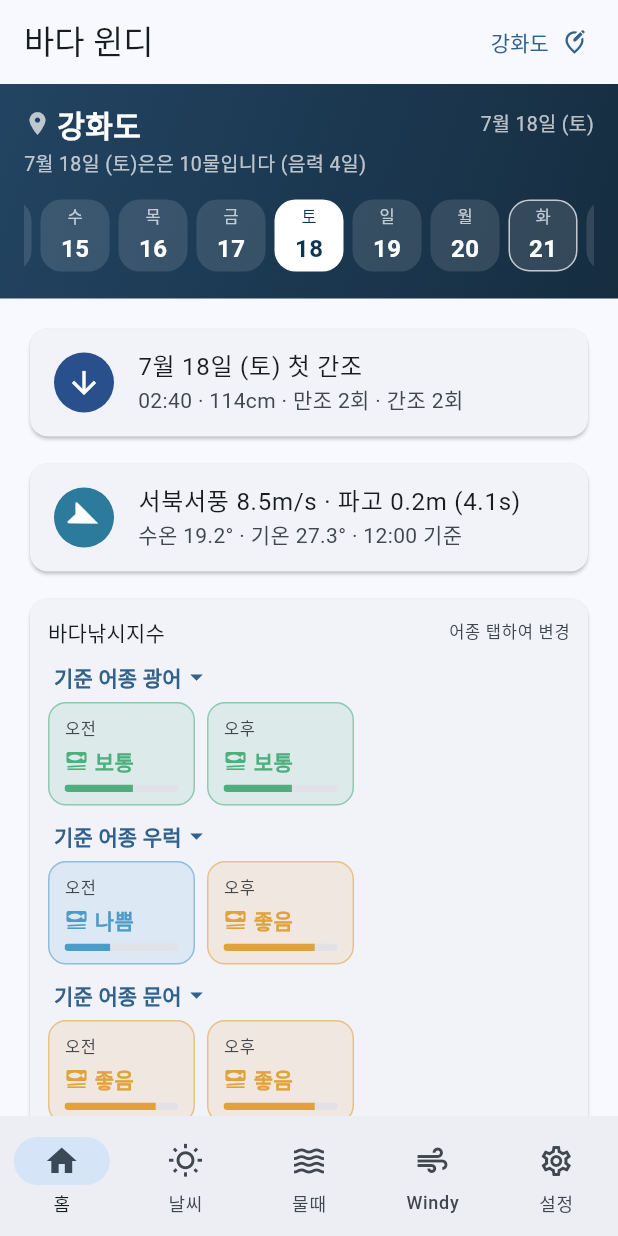
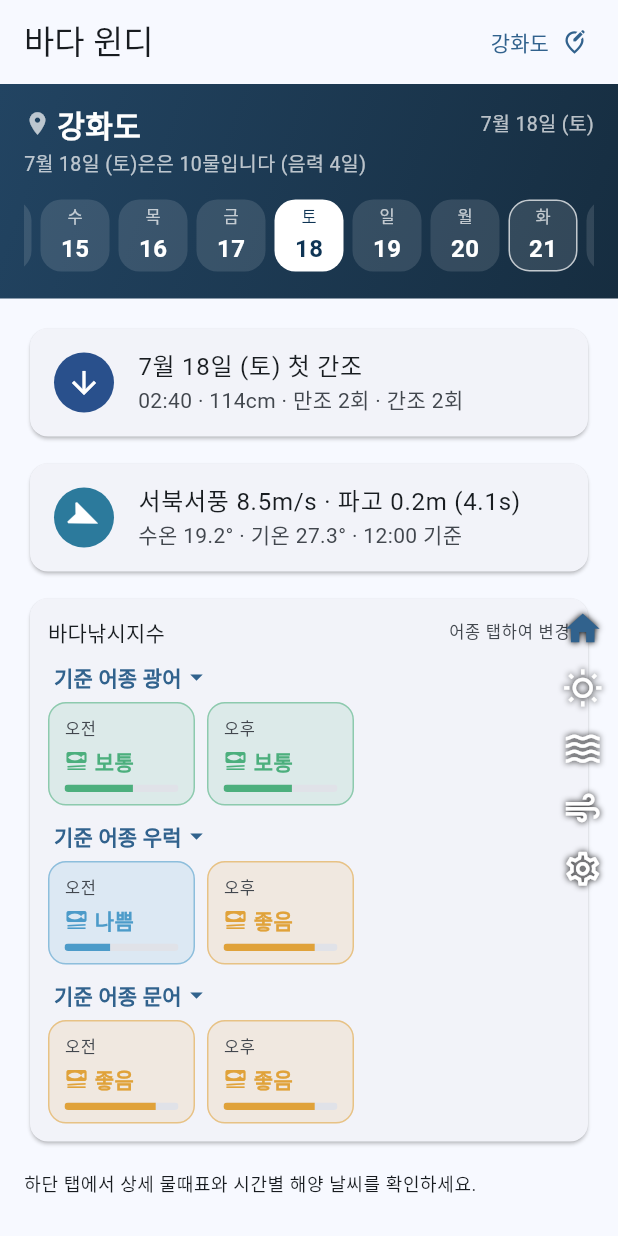
Before and after one commit to bisan74-lab/BadaMobile, a Flutter app: the screen it shows after launch, after a tap on an icon or button, on a phone screen of 412 x 824 dp. Run offline on Flutter 3.47's test engine with Material 3 defaults, Android fonts, the phone set to English and light mode, and no system bars; our stand-ins replace flutter_riverpod, geolocator, shared_preferences; network calls fail.

Commit message:
Windy 탭 몰입형 UI로 재구성 — 흰 박스 제거·투명 컨트롤·아이콘 내비게이션
지도를 전체 화면으로 채우고 컨트롤을 지도 위에 투명하게 띄운다(윈디식):
- 상단 "Windy(윈디)" 앱바 완전 제거(지도 풀블리드).
- 커서 바(바람·상세 예보): 흰 박스 없이 흰 글씨(그림자) + X(닫기) 버튼.
- 상세 예보 표: 흰 배경 대신 어두운 반투명 스크림 + 흰 텍스트 테마(색칠 셀은
  그대로). 기존 X로 닫는다.
- 하단 날짜·시간 바: 흰 박스 대신 아래로 어두워지는 투명 스크림, 흰 슬라이더.
  슬라이더로 시각을 옮기면 지도 바람이 그 시각으로 바뀐다.
- 하단 라벨 내비게이션 바(흰 박스) 제거 → 오른쪽에 아이콘만 세로 배치(app.dart
  _NavRail). 선택 탭은 강조색, 나머지는 흰색+그림자.
- 파티클 개수 ×1.5(920→1380), 이동 속도 ×0.8(0.144), 잔상 ×0.8(길이 13~67).
- 위젯 테스트를 아이콘 내비게이션 기준으로 갱신.

Co-Authored-By: Claude Opus 4.8 <noreply@anthropic.com>
Claude-Session: https://claude.ai/code/session_01UwJAvLga6vHoPoML5Ts7qP

```diff
--- a/lib/app/app.dart
+++ b/lib/app/app.dart
@@ -88,7 +88,11 @@ class _AppShellState extends ConsumerState<AppShell> {
   @override
   Widget build(BuildContext context) {
     return Scaffold(
-      body: IndexedStack(
+      // 하단 내비게이션 바(흰 박스)를 없애고, 오른쪽에 아이콘만 세로로 띄운다
+      // (윈디식 몰입형). 지도가 화면 전체를 채우도록 body 위에 겹쳐 그린다.
+      body: Stack(
+        children: [
+          IndexedStack(
             index: _index,
             // 화면 밖 탭(특히 애니메이션이 있는 Windy 탭)의 Ticker를 꺼서
             // 불필요한 리빌드와 배터리 소모, pumpAndSettle 무한대기를 막는다.
@@ -97,37 +101,61 @@ class _AppShellState extends ConsumerState<AppShell> {
                 TickerMode(enabled: i == _index, child: _screens[i]),
             ],
           ),
-      bottomNavigationBar: NavigationBar(
-        selectedIndex: _index,
-        onDestinationSelected: (i) => setState(() => _index = i),
-        destinations: const [
-          NavigationDestination(
-            icon: Icon(Icons.home_outlined),
-            selectedIcon: Icon(Icons.home),
-            label: '홈',
+          // 오른쪽 아이콘 세로 내비게이션(박스 없이 아이콘만). 상단 커서 바·하단
+          // 시간 바와 겹치지 않게 오른쪽 중앙보다 살짝 아래에 둔다.
+          Align(
+            alignment: const Alignment(1.0, 0.28),
+            child: SafeArea(
+              child: Padding(
+                padding: const EdgeInsets.only(right: 2),
+                child: _NavRail(
+                  index: _index,
+                  onSelect: (i) => setState(() => _index = i),
                 ),
-          NavigationDestination(
-            icon: Icon(Icons.wb_sunny_outlined),
-            selectedIcon: Icon(Icons.wb_sunny),
-            label: '날씨',
               ),
-          NavigationDestination(
-            icon: Icon(Icons.waves_outlined),
-            selectedIcon: Icon(Icons.waves),
-            label: '물때',
             ),
-          NavigationDestination(
-            icon: Icon(Icons.air_outlined),
-            selectedIcon: Icon(Icons.air),
-            label: 'Windy',
-          ),
-          NavigationDestination(
-            icon: Icon(Icons.settings_outlined),
-            selectedIcon: Icon(Icons.settings),
-            label: '설정',
           ),
         ],
       ),
     );
   }
 }
+
+/// 오른쪽에 세로로 뜨는 아이콘 전용 내비게이션(박스·라벨 없이 아이콘만).
+/// 선택된 탭은 강조색, 나머지는 흰색+그림자로 어떤 배경 위에서도 보이게 한다.
+class _NavRail extends StatelessWidget {
+  const _NavRail({required this.index, required this.onSelect});
+
+  final int index;
+  final ValueChanged<int> onSelect;
+
+  static const _icons = <(IconData, IconData)>[
+    (Icons.home_outlined, Icons.home),
+    (Icons.wb_sunny_outlined, Icons.wb_sunny),
+    (Icons.waves_outlined, Icons.waves),
+    (Icons.air_outlined, Icons.air),
+    (Icons.settings_outlined, Icons.settings),
+  ];
+
+  @override
+  Widget build(BuildContext context) {
+    final primary = Theme.of(context).colorScheme.primary;
+    const shadow = [Shadow(color: Colors.black, blurRadius: 5)];
+    return Column(
+      mainAxisSize: MainAxisSize.min,
+      children: [
+        for (var i = 0; i < _icons.length; i++)
+          IconButton(
+            onPressed: () => onSelect(i),
+            iconSize: 27,
+            visualDensity: VisualDensity.compact,
+            icon: Icon(
+              i == index ? _icons[i].$2 : _icons[i].$1,
+              color: i == index ? primary : Colors.white,
+              shadows: shadow,
+            ),
+          ),
+      ],
+    );
+  }
+}
--- a/lib/features/settings/app_info.dart
+++ b/lib/features/settings/app_info.dart
@@ -4,7 +4,7 @@ class AppInfo {
   const AppInfo._();
 
   static const appName = '바다 윈디';
-  static const appVersion = '0.1.32';
+  static const appVersion = '0.1.33';
   static const releaseDate = '2026-07-21';
 
   /// 오류신고 및 사업제휴 문의 이메일.
--- a/lib/features/weather/presentation/weather_screen.dart
+++ b/lib/features/weather/presentation/weather_screen.dart
@@ -8,7 +8,6 @@ import 'package:flutter_riverpod/flutter_riverpod.dart';
 import '../../../core/utils/formatters.dart';
 import '../../../core/utils/kst.dart';
 import '../../locations/data/models/sea_location.dart';
-import '../../locations/presentation/widgets/region_selector_action.dart';
 import '../../kma_weather/presentation/widgets/weather_icon.dart';
 import '../data/models/marine_weather.dart';
 import '../data/models/wind_field.dart';
@@ -82,6 +81,14 @@ class _WeatherScreenState extends ConsumerState<WeatherScreen>
     setState(() => _forecastPoint = pointSeaLocation(lat, lon));
   }
 
+  /// 상단 커서 바의 X — 찍은 지점을 지워 바를 없앤다.
+  void _clearCursor() {
+    setState(() {
+      _cursorLat = null;
+      _cursorLon = null;
+    });
+  }
+
   void _closeDetail() {
     _roseHour.value = null;
     setState(() {
@@ -107,22 +114,22 @@ class _WeatherScreenState extends ConsumerState<WeatherScreen>
     if (idx != _hourOffset) setState(() => _hourOffset = idx);
   }
 
-  // Windy처럼 가늘고 은은한 흐름선을 아주 촘촘하게: 개수를 920으로 늘린다.
+  // Windy처럼 가늘고 은은한 흐름선을 아주 촘촘하게: 개수를 1380으로 늘린다.
   // 굵기·투명도는 페인터에서 더 얇고 투명하게 그린다.
-  static const _particleCount = 920;
+  static const _particleCount = 1380;
   static const _maxAgeSeconds = 20.0;
 
   /// 궤적 길이(포인트 수)를 풍속에 비례해 늘려, 바람이 셀수록 짧은 선 →
   /// 조금 긴 흐름선으로 보이게 한다(윈디식 잔상). 개수를 크게 늘린 만큼
   /// 성능(프레임당 drawLine 수 = 파티클수 × 궤적)을 위해 궤적 길이는 짧게
-  /// 유지한다(파티클 레이어만 RepaintBoundary로 다시 그린다).
-  static const _minTrail = 16;
-  static const _maxTrailCap = 84;
-  static const _trailSpeedFactor = 6.0;
+  /// 유지한다(파티클 레이어만 RepaintBoundary로 다시 그린다). 잔상을 0.8배로.
+  static const _minTrail = 13;
+  static const _maxTrailCap = 67;
+  static const _trailSpeedFactor = 4.8;
 
   /// 위경도 이동 배율(도/초 per m/s) — 화면 안 흐름선의 이동 "속도"를 정하는
-  /// 시각적 배율이며 실제 지리 이동 속도가 아니다. Windy에 맞춰 0.18로 둔다.
-  static const _degreesPerMps = 0.18;
+  /// 시각적 배율이며 실제 지리 이동 속도가 아니다. 이동 속도를 0.8배로 늦춘다.
+  static const _degreesPerMps = 0.144;
 
   @override
   void initState() {
@@ -223,10 +230,8 @@ class _WeatherScreenState extends ConsumerState<WeatherScreen>
         if (!didPop && _forecastPoint != null) _closeDetail();
       },
       child: Scaffold(
-        appBar: AppBar(
-          title: const Text('Windy(윈디)'),
-          actions: const [RegionSelectorAction()],
-        ),
+        // 상단 앱바 없이 지도를 전체 화면으로(윈디식 몰입형). 컨트롤은 지도
+        // 위에 투명하게 떠 있다.
         body: seriesAsync.when(
           loading: () => const Center(child: CircularProgressIndicator()),
           error: (e, _) => Center(child: Text('바람장을 불러오지 못했습니다: $e')),
@@ -300,6 +305,7 @@ class _WeatherScreenState extends ConsumerState<WeatherScreen>
                       speed: cSpeed,
                       dir: cDir,
                       onDetail: _openDetail,
+                      onClose: _clearCursor,
                     ),
                   ),
                 // 하단(지도 모드): 시간·날짜 슬라이더. 지도만 보이는 상태에서
@@ -620,45 +626,57 @@ class _CursorWindBar extends StatelessWidget {
     required this.speed,
     required this.dir,
     required this.onDetail,
+    required this.onClose,
   });
 
   final double speed;
   final double dir;
   final VoidCallback onDetail;
+  final VoidCallback onClose;
 
   @override
   Widget build(BuildContext context) {
-    final scheme = Theme.of(context).colorScheme;
+    const shadow = [Shadow(color: Colors.black, blurRadius: 4)];
     return SafeArea(
       bottom: false,
       child: Padding(
-        padding: const EdgeInsets.fromLTRB(10, 8, 10, 0),
-        child: Material(
-          color: scheme.surface,
-          elevation: 3,
-          borderRadius: BorderRadius.circular(14),
-          child: Padding(
-            padding: const EdgeInsets.symmetric(horizontal: 12, vertical: 8),
+        padding: const EdgeInsets.fromLTRB(12, 4, 4, 0),
         child: Row(
           children: [
-                WindArrow(directionDeg: dir, size: 24, color: scheme.primary),
+            WindArrow(directionDeg: dir, size: 24, color: Colors.white),
             const SizedBox(width: 10),
             Text(
               '${compassKo(dir)}\ud48d  ${formatWind(speed)}',
-                  style: Theme.of(context).textTheme.titleMedium,
+              style: const TextStyle(
+                color: Colors.white,
+                fontSize: 18,
+                fontWeight: FontWeight.w700,
+                shadows: shadow,
+              ),
             ),
             const Spacer(),
-                FilledButton.tonalIcon(
+            TextButton.icon(
               onPressed: onDetail,
-                  icon: const Icon(Icons.insights, size: 18),
-                  label: const Text('\uc0c1\uc138 \uc608\ubcf4'),
-                  style: FilledButton.styleFrom(
-                    visualDensity: VisualDensity.compact,
-                  ),
-                ),
-              ],
-            ),
-          ),
+              icon: const Icon(Icons.insights, size: 18, color: Colors.white),
+              label: const Text(
+                '\uc0c1\uc138 \uc608\ubcf4',
+                style: TextStyle(
+                  color: Colors.white,
+                  fontWeight: FontWeight.w600,
+                  shadows: shadow,
+                ),
+              ),
+            ),
+            IconButton(
+              onPressed: onClose,
+              tooltip: '\ub2eb\uae30',
+              icon: const Icon(
+                Icons.close,
+                color: Colors.white,
+                shadows: shadow,
+              ),
+            ),
+          ],
         ),
       ),
     );
@@ -701,32 +719,45 @@ class _MapTimeBar extends StatelessWidget {
     // 계산해 정확히 표시한다.
     final diffH = t.difference(series.at(nowOffset).time).inHours;
     final rel = diffH == 0 ? '지금' : (diffH > 0 ? '+$diffH시간' : '$diffH시간');
-    return SafeArea(
+    const shadow = [Shadow(color: Colors.black, blurRadius: 4)];
+    // 흰 박스 대신 아래로 갈수록 살짝 어두워지는 투명 스크림(윈디식)만 깔아
+    // 밝은 지도 위에서도 슬라이더·글씨가 읽히게 한다.
+    return Container(
+      decoration: const BoxDecoration(
+        gradient: LinearGradient(
+          begin: Alignment.topCenter,
+          end: Alignment.bottomCenter,
+          colors: [Colors.transparent, Color(0x80000000)],
+        ),
+      ),
+      child: SafeArea(
         top: false,
         child: Padding(
-        padding: const EdgeInsets.fromLTRB(10, 0, 10, 10),
-        child: Material(
-          color: scheme.surface.withValues(alpha: 0.95),
-          elevation: 4,
-          borderRadius: BorderRadius.circular(16),
-          child: Padding(
-            padding: const EdgeInsets.fromLTRB(12, 6, 6, 2),
+          padding: const EdgeInsets.fromLTRB(10, 8, 6, 2),
           child: Column(
             mainAxisSize: MainAxisSize.min,
             children: [
               // 실데이터를 못 받아 합성 바람이 표시 중이면 명확히 알린다.
               if (synthetic)
                 Padding(
-                    padding: const EdgeInsets.only(top: 2, bottom: 2),
+                  padding: const EdgeInsets.only(bottom: 2),
                   child: Row(
                     children: [
-                        Icon(Icons.wifi_off, size: 14, color: scheme.error),
+                      const Icon(
+                        Icons.wifi_off,
+                        size: 14,
+                        color: Color(0xFFFFB4A9),
+                        shadows: shadow,
+                      ),
                       const SizedBox(width: 5),
                       Expanded(
                         child: Text(
                           '실데이터 연결 실패 — 합성 바람 표시 중 (탭을 다시 열면 재시도)',
-                            style: Theme.of(context).textTheme.labelSmall
-                                ?.copyWith(color: scheme.error),
+                          style: const TextStyle(
+                            color: Color(0xFFFFB4A9),
+                            fontSize: 11,
+                            shadows: shadow,
+                          ),
                           overflow: TextOverflow.ellipsis,
                         ),
                       ),
@@ -735,7 +766,12 @@ class _MapTimeBar extends StatelessWidget {
                 ),
               Row(
                 children: [
-                    Icon(Icons.schedule, size: 18, color: scheme.primary),
+                  const Icon(
+                    Icons.schedule,
+                    size: 18,
+                    color: Colors.white,
+                    shadows: shadow,
+                  ),
                   const SizedBox(width: 6),
                   if (isNow)
                     Container(
@@ -757,17 +793,18 @@ class _MapTimeBar extends StatelessWidget {
                         ),
                       ),
                     ),
-                    // 날짜가 길어 시각이 말줄임표로 잘리지 않도록 짧은
-                    // 형식("7/20 (일) 23:00")을 쓰고, 좁으면 글자를 줄여서라도
-                    // 시각이 항상 보이게 한다.
                   Flexible(
                     child: FittedBox(
                       fit: BoxFit.scaleDown,
                       alignment: Alignment.centerLeft,
                       child: Text(
                         '${t.month}/${t.day} (${weekdayKo(t)}) ${formatHm(t)}',
-                          style: Theme.of(context).textTheme.titleMedium
-                              ?.copyWith(fontWeight: FontWeight.bold),
+                        style: const TextStyle(
+                          color: Colors.white,
+                          fontSize: 17,
+                          fontWeight: FontWeight.bold,
+                          shadows: shadow,
+                        ),
                       ),
                     ),
                   ),
@@ -775,18 +812,22 @@ class _MapTimeBar extends StatelessWidget {
                     const SizedBox(width: 6),
                     Text(
                       rel,
-                        style: Theme.of(context).textTheme.labelMedium
-                            ?.copyWith(color: scheme.onSurfaceVariant),
+                      style: const TextStyle(
+                        color: Colors.white70,
+                        fontSize: 12,
+                        shadows: shadow,
+                      ),
                     ),
                   ],
                   const Spacer(),
                   TextButton(
                     onPressed: isNow ? null : onNow,
                     style: TextButton.styleFrom(
+                      foregroundColor: Colors.white,
                       visualDensity: VisualDensity.compact,
                       padding: const EdgeInsets.symmetric(horizontal: 10),
                     ),
-                      child: const Text('지금'),
+                    child: const Text('지금', style: TextStyle(shadows: shadow)),
                   ),
                 ],
               ),
@@ -794,7 +835,8 @@ class _MapTimeBar extends StatelessWidget {
                 children: [
                   IconButton(
                     visualDensity: VisualDensity.compact,
-                      icon: const Icon(Icons.chevron_left),
+                    color: Colors.white,
+                    icon: const Icon(Icons.chevron_left, shadows: shadow),
                     tooltip: '이전 시각',
                     onPressed: i > 0 ? () => onChanged(i - 1) : null,
                   ),
@@ -802,6 +844,10 @@ class _MapTimeBar extends StatelessWidget {
                     child: SliderTheme(
                       data: SliderTheme.of(context).copyWith(
                         trackHeight: 3,
+                        activeTrackColor: Colors.white,
+                        inactiveTrackColor: Colors.white38,
+                        thumbColor: Colors.white,
+                        overlayColor: Colors.white24,
                         overlayShape: const RoundSliderOverlayShape(
                           overlayRadius: 14,
                         ),
@@ -816,14 +862,14 @@ class _MapTimeBar extends StatelessWidget {
                   ),
                   IconButton(
                     visualDensity: VisualDensity.compact,
-                      icon: const Icon(Icons.chevron_right),
+                    color: Colors.white,
+                    icon: const Icon(Icons.chevron_right, shadows: shadow),
                     tooltip: '다음 시각',
                     onPressed: i < maxIdx ? () => onChanged(i + 1) : null,
                   ),
                 ],
               ),
             ],
-            ),
           ),
         ),
       ),
@@ -1176,11 +1222,24 @@ class _PointForecastPanelState extends ConsumerState<_PointForecastPanel> {
   Widget build(BuildContext context) {
     final forecastAsync = ref.watch(marineForecastProvider(widget.location));
     final scheme = Theme.of(context).colorScheme;
-    return Container(
-      decoration: BoxDecoration(
-        color: scheme.surface,
-        borderRadius: const BorderRadius.vertical(top: Radius.circular(20)),
-        boxShadow: const [BoxShadow(color: Colors.black38, blurRadius: 16)],
+    // 흰 박스 대신 어두운 반투명 스크림(윈디식)에 흰 글씨로. 표 안의 기본
+    // 글씨색이 지도 위에서 안 보이지 않도록 이 패널만 흰색 텍스트 테마로 감싼다
+    // (색칠된 셀 글씨는 셀별로 대비색을 계산하므로 그대로 잘 보인다).
+    return Theme(
+      data: Theme.of(context).copyWith(
+        textTheme: Theme.of(
+          context,
+        ).textTheme.apply(bodyColor: Colors.white, displayColor: Colors.white),
+        iconTheme: const IconThemeData(color: Colors.white),
+      ),
+      child: Container(
+        decoration: const BoxDecoration(
+          gradient: LinearGradient(
+            begin: Alignment.topCenter,
+            end: Alignment.bottomCenter,
+            colors: [Color(0xB30B1622), Color(0xF00B1622)],
+          ),
+          borderRadius: BorderRadius.vertical(top: Radius.circular(20)),
         ),
         child: SafeArea(
           top: false,
@@ -1214,7 +1273,9 @@ class _PointForecastPanelState extends ConsumerState<_PointForecastPanel> {
                   // 지점 변경 재로딩 중에도 직전 예보를 유지해 표가 사라지지
                   // 않게 한다(표를 스피너로 바꾸면 스크롤이 0으로 리셋된다).
                   final forecast = forecastAsync.valueOrNull ?? _lastForecast;
-                if (forecastAsync.hasValue) _lastForecast = forecastAsync.value;
+                  if (forecastAsync.hasValue) {
+                    _lastForecast = forecastAsync.value;
+                  }
                   if (forecast == null) {
                     return Padding(
                       padding: const EdgeInsets.all(24),
@@ -1263,7 +1324,11 @@ class _PointForecastPanelState extends ConsumerState<_PointForecastPanel> {
                         padding: const EdgeInsets.symmetric(horizontal: 12),
                         child: Row(
                           children: [
-                          Icon(Icons.schedule, size: 18, color: scheme.primary),
+                            Icon(
+                              Icons.schedule,
+                              size: 18,
+                              color: scheme.primary,
+                            ),
                             const SizedBox(width: 6),
                             if (atIsNow)
                               Container(
@@ -1318,6 +1383,7 @@ class _PointForecastPanelState extends ConsumerState<_PointForecastPanel> {
                 },
               ),
             ],
+          ),
         ),
       ),
     );
--- a/pubspec.yaml
+++ b/pubspec.yaml
@@ -2,7 +2,7 @@ name: bada_mobile
 description: "물때·조석 정보와 바람·해양 날씨를 한 앱에서 - BadaMobile (바다윈디)"
 publish_to: 'none'
 
-version: 0.1.32+33
+version: 0.1.33+34
 
 environment:
   sdk: ^3.8.1
```
Also changed, not shown: 1 other file. Lines whose indentation alone changed are shown as unchanged.
